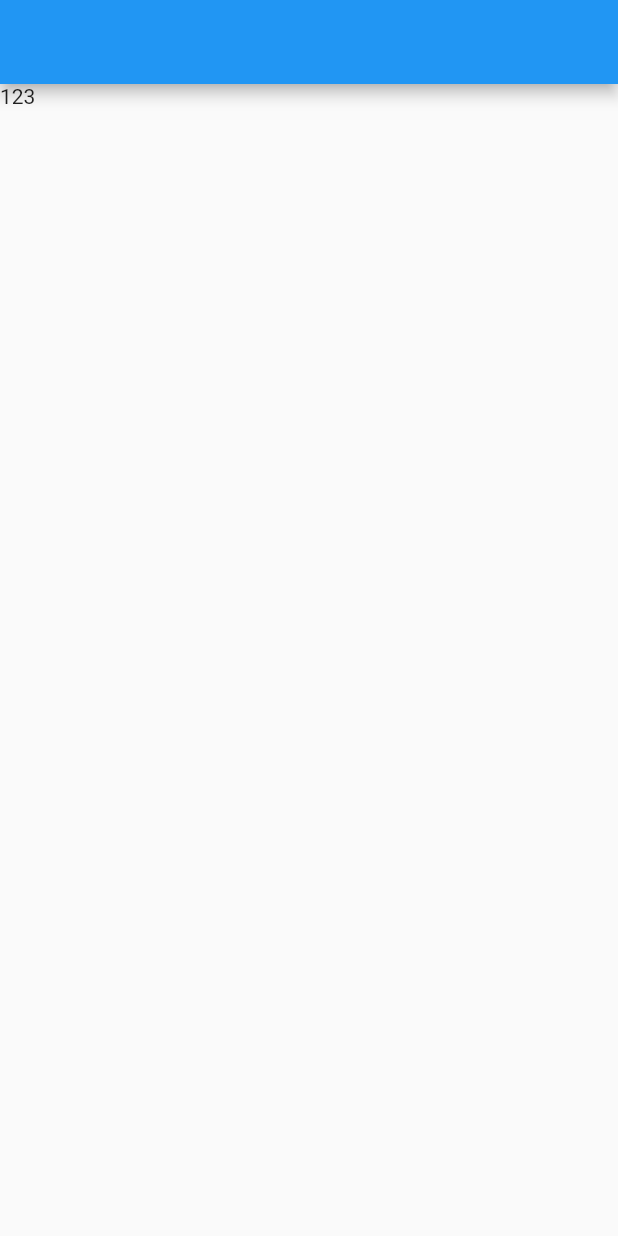
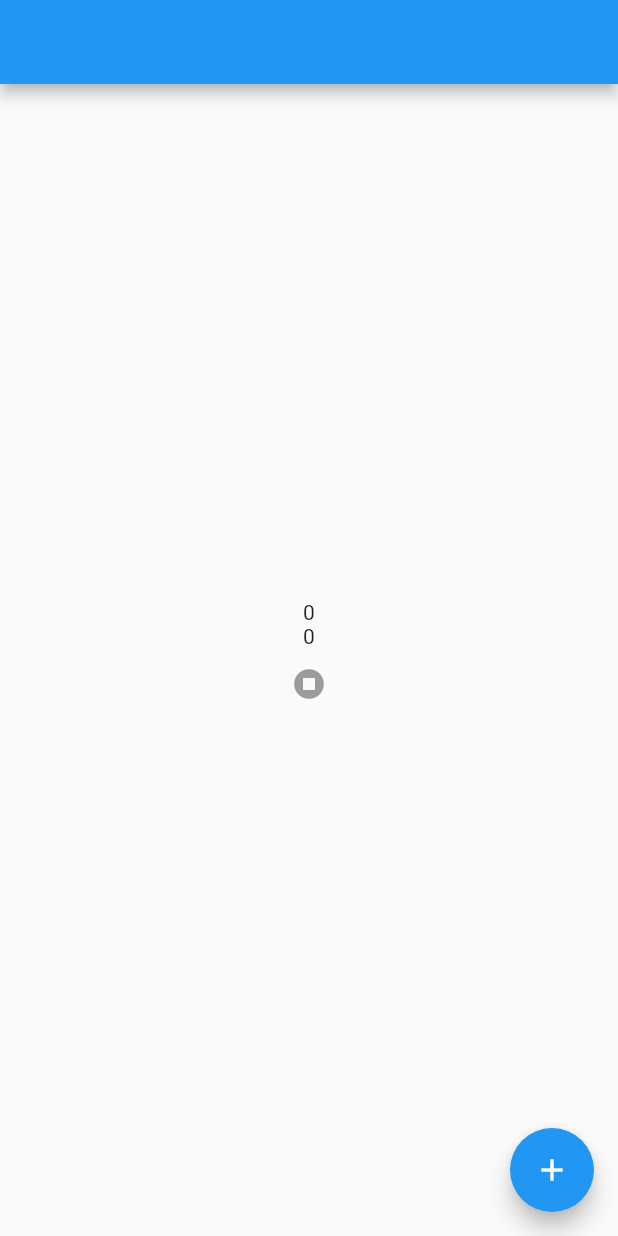
Before and after one commit to saanghyuk/flutter-nodejs-study, a Flutter app: the screen it shows after launch, on a phone screen of 412 x 824 dp. Run offline on Flutter 3.47's test engine with Material 2 defaults, Android fonts, the phone set to English and light mode, and no system bars.

Commit message:
20230222

```diff
--- a/lib/main.dart
+++ b/lib/main.dart
@@ -1,4 +1,5 @@
 import 'package:flutter/material.dart';
+import 'package:flutterstudy/myApp.dart';
 import 'package:flutterstudy/myBuilder.dart';
 import 'package:provider/provider.dart';
 
@@ -36,12 +37,13 @@ class StateProxyProvider with ChangeNotifier{
 
 
     this.stateProvider.increase();
+    print("1. INSIDE Changedata");
     this._data += data;
     this.notifyListeners();
   }
 }
 
-void main() => runApp(MaterialApp(home: MyBuilderPage()));
+void main() => runApp(MyApp());
 // void main() => runApp(MaterialApp(home: System()));
 
 class System extends StatelessWidget {
@@ -67,6 +69,7 @@ class Main extends StatelessWidget {
   Widget build(BuildContext context) => ChangeNotifierProxyProvider<StateProvider, StateProxyProvider>(
       create: (context) => StateProxyProvider(previous: null, stateProvider: Provider.of<StateProvider>(context, listen: false)),
       update: (BuildContext context, StateProvider value, StateProxyProvider? previous){
+        print("INSIDE udpate");
         return StateProxyProvider(previous: previous!, stateProvider: value);
       },
       child: MainPage()
--- a/lib/myApp.dart
+++ b/lib/myApp.dart
@@ -3,6 +3,8 @@ import 'package:flutterstudy/info/page/infoDetail.dart';
 import 'package:flutterstudy/info/page/infoItemPage.dart';
 import 'package:flutterstudy/providers/infoProvider.dart';
 import 'package:flutterstudy/providers/logProvider.dart';
+import 'package:flutterstudy/streamTest/provider.dart';
+import 'package:flutterstudy/streamTest/view.dart';
 import 'package:flutterstudy/todo/todoprovider.dart';
 import 'package:flutterstudy/todo/view.dart';
 import 'package:flutterstudy/widgetTest/testPage.dart';
@@ -21,6 +23,7 @@ class MyApp extends StatelessWidget {
         ChangeNotifierProvider<InfoProvider>(create: (_) => InfoProvider()),
         // Provider는 왠만하면 기능에 따라 섞지 않도록
         ChangeNotifierProvider<TodoProvider>(create: (_) => TodoProvider()),
+        ChangeNotifierProvider<StreamTestProvider>(create: (_) => StreamTestProvider())
       ],
       child: MaterialApp(
         onGenerateRoute: (RouteSettings routeSettings){
@@ -38,9 +41,12 @@ class MyApp extends StatelessWidget {
 
 
           // Provider는 아직 작동 안함. 페이지
+          // return MaterialPageRoute(
+          //   settings: RouteSettings(name: TodoViewPage.path),
+          //   builder: (_) => TodoViewPage(),
+          // );
           return MaterialPageRoute(
-            settings: RouteSettings(name: TodoViewPage.path),
-            builder: (_) => TodoViewPage(),
+              builder: (_) => StreamTestPage()
           );
         }
 
--- /dev/null
+++ b/lib/streamTest/provider.dart
@@ -0,0 +1,42 @@
+import 'dart:async';
+import 'package:flutter/foundation.dart';
+
+
+class StreamTestProvider with ChangeNotifier{
+
+  StreamTestProvider(){
+  }
+
+  bool get isStream => this._ss != null;
+
+  int value = 0;
+  int valueStream = 0;
+
+  // stream의 제네릭은 콜백이 반환되는 타입
+
+  StreamSubscription? _ss;
+
+  // add호출하는 순간 계속 호출 된다.
+  void add(){
+    this.value++;
+    // this.valueStream++;
+    this.notifyListeners();
+    if(this._ss != null) return;
+    // null이면 stream객체 만들어서 넘겨주고 다시 listen할 수 있게 해줘야 한다.
+    _ss = Stream<int>.periodic(Duration(seconds: 1), (int sec) => sec).listen((int event) {
+      print(event);
+      // event 라고 하는 것은 callback의 반환값이잖아. sec
+      // 콜백을 다시 셋팅해주면 되지 않을까?
+      this.valueStream = event;
+      this.notifyListeners();
+    });
+
+  }
+
+  void cancel(){
+    this._ss?.cancel();
+    this._ss = null;
+    // notifylistner는 호출해도 되고 안해도 되고.
+    this.notifyListeners();
+  }
+}
--- /dev/null
+++ b/lib/streamTest/view.dart
@@ -0,0 +1,32 @@
+import 'package:flutter/material.dart';
+import 'package:flutterstudy/streamTest/provider.dart';
+import 'package:provider/provider.dart';
+
+
+class StreamTestPage extends StatelessWidget {
+  const StreamTestPage({Key? key}) : super(key: key);
+
+  @override
+  Widget build(BuildContext context) {
+    StreamTestProvider _provider = context.watch<StreamTestProvider>();
+    return Scaffold(
+        appBar: AppBar(),
+        body: Column(
+          mainAxisAlignment: MainAxisAlignment.center,
+          children: [
+            Row(),
+            Text(_provider.value.toString()),
+            Text(_provider.valueStream.toString()),
+            IconButton(
+              onPressed: _provider.isStream ? _provider.cancel : null,
+              icon: Icon(Icons.stop_circle)
+            )
+          ],
+        ),
+      floatingActionButton: FloatingActionButton(
+        child: Icon(Icons.add),
+        onPressed: _provider.add,
+      ),
+    );
+  }
+}
```
Also changed, not shown: 1 other file.
